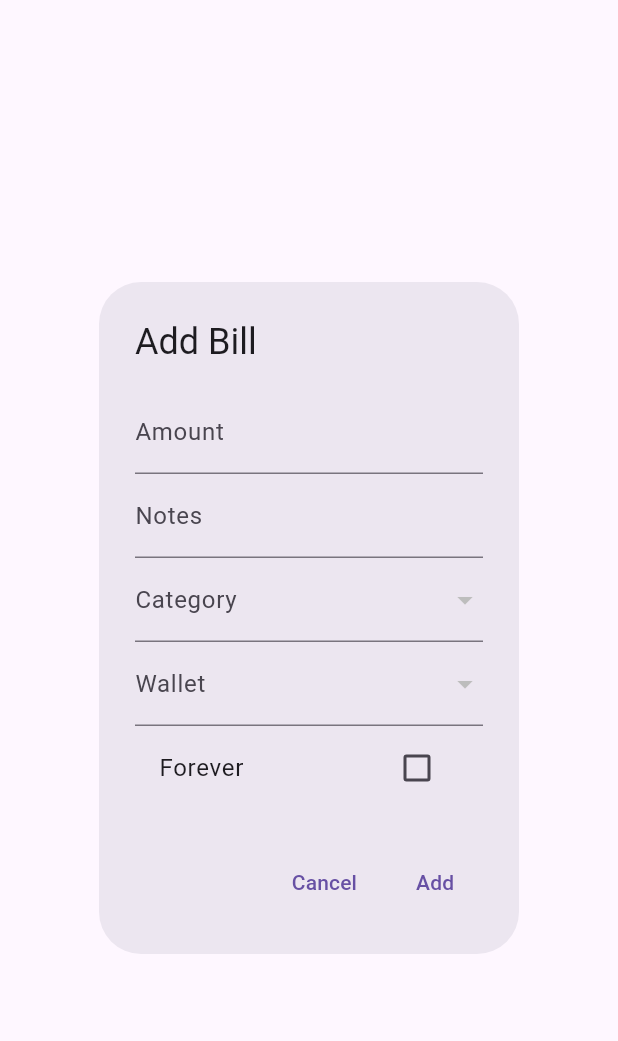
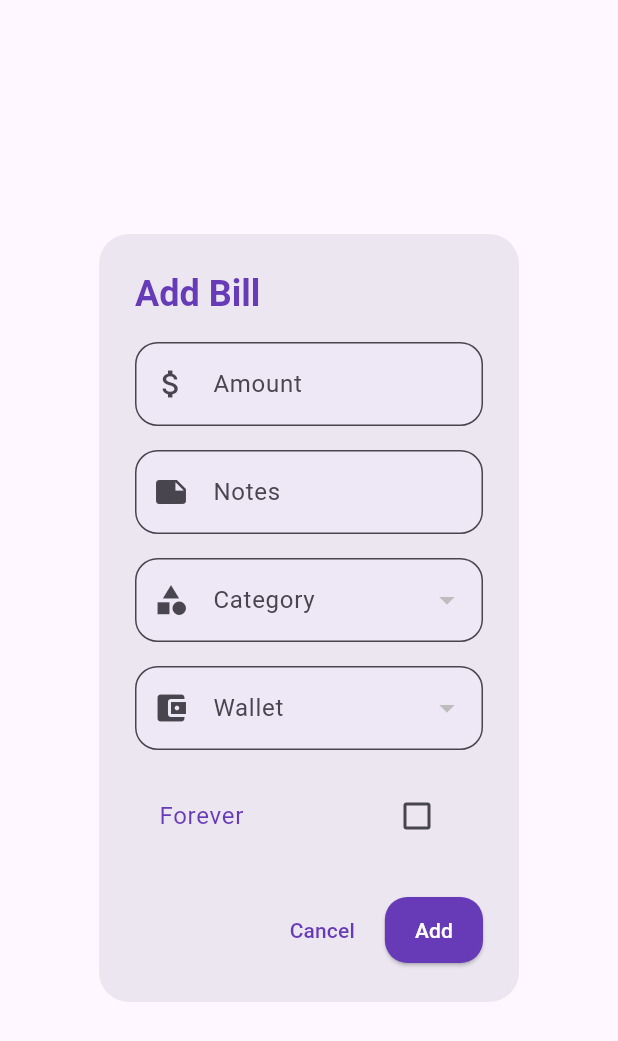
Before and after one commit to vovanhung-dev/MoneyLover-V2, a Flutter app: the CreateOrUpdateBillDialog widget shown alone on an empty page, opened directly with empty values, on a phone screen of 412 x 824 dp. Shown: the top 1041 px of the screen. Run offline on Flutter 3.47's test engine with Material 3 defaults, Android fonts, the phone set to English and light mode, and no system bars; our stand-ins replace dio, fl_chart, shared_preferences; accounts and stored records are empty; network calls fail.

Commit message:
update code

```diff
--- a/App/App/lib/page/Bill/CreateOrUpdateBillDialog.dart
+++ b/App/App/lib/page/Bill/CreateOrUpdateBillDialog.dart
@@ -109,15 +109,34 @@ class _CreateOrUpdateBillDialogState extends State<CreateOrUpdateBillDialog> {
   @override
   Widget build(BuildContext context) {
     return AlertDialog(
-      title: Text(_isUpdate ? "Update Bill" : "Add Bill"),
-      content: Form(
+      shape: RoundedRectangleBorder(
+        borderRadius: BorderRadius.circular(20),
+      ),
+      title: Text(
+        _isUpdate ? "Update Bill" : "Add Bill",
+        style: TextStyle(
+          color: Colors.deepPurple,
+          fontWeight: FontWeight.bold,
+          fontSize: 24,
+        ),
+      ),
+      content: SingleChildScrollView(
+        child: Form(
           key: _formKey,
           child: Column(
             mainAxisSize: MainAxisSize.min,
             children: [
               TextFormField(
                 controller: _amountController,
-              decoration: InputDecoration(labelText: "Amount"),
+                decoration: InputDecoration(
+                  labelText: "Amount",
+                  prefixIcon: Icon(Icons.attach_money),
+                  border: OutlineInputBorder(
+                    borderRadius: BorderRadius.circular(15),
+                  ),
+                  filled: true,
+                  fillColor: Colors.deepPurple.shade50,
+                ),
                 keyboardType: TextInputType.numberWithOptions(decimal: true),
                 validator: (value) {
                   if (value == null || value.isEmpty) {
@@ -129,13 +148,31 @@ class _CreateOrUpdateBillDialogState extends State<CreateOrUpdateBillDialog> {
                   return null;
                 },
               ),
+              SizedBox(height: 16),
               TextFormField(
                 controller: _notesController,
-              decoration: InputDecoration(labelText: "Notes"),
+                decoration: InputDecoration(
+                  labelText: "Notes",
+                  prefixIcon: Icon(Icons.note),
+                  border: OutlineInputBorder(
+                    borderRadius: BorderRadius.circular(15),
                   ),
+                  filled: true,
+                  fillColor: Colors.deepPurple.shade50,
+                ),
+              ),
+              SizedBox(height: 16),
               DropdownButtonFormField<String>(
                 value: _selectedCategoryId,
-              decoration: InputDecoration(labelText: "Category"),
+                decoration: InputDecoration(
+                  labelText: "Category",
+                  prefixIcon: Icon(Icons.category),
+                  border: OutlineInputBorder(
+                    borderRadius: BorderRadius.circular(15),
+                  ),
+                  filled: true,
+                  fillColor: Colors.deepPurple.shade50,
+                ),
                 items: _categories.map((category) {
                   return DropdownMenuItem(
                     value: category.id,
@@ -152,9 +189,18 @@ class _CreateOrUpdateBillDialogState extends State<CreateOrUpdateBillDialog> {
                 },
                 validator: (value) => value == null ? 'Please select a category' : null,
               ),
+              SizedBox(height: 16),
               DropdownButtonFormField<String>(
                 value: _selectedWalletId,
-              decoration: InputDecoration(labelText: "Wallet"),
+                decoration: InputDecoration(
+                  labelText: "Wallet",
+                  prefixIcon: Icon(Icons.account_balance_wallet),
+                  border: OutlineInputBorder(
+                    borderRadius: BorderRadius.circular(15),
+                  ),
+                  filled: true,
+                  fillColor: Colors.deepPurple.shade50,
+                ),
                 items: _wallets.map((wallet) {
                   return DropdownMenuItem(
                     value: wallet.id,
@@ -168,16 +214,22 @@ class _CreateOrUpdateBillDialogState extends State<CreateOrUpdateBillDialog> {
                 },
                 validator: (value) => value == null ? 'Please select a wallet' : null,
               ),
+              SizedBox(height: 16),
               CheckboxListTile(
-              title: Text("Forever"),
+                title: Text(
+                  "Forever",
+                  style: TextStyle(color: Colors.deepPurple),
+                ),
                 value: _forever,
                 onChanged: (value) {
                   setState(() {
                     _forever = value ?? false;
                   });
                 },
+                activeColor: Colors.deepPurple,
               ),
             ],
+          ),
         ),
       ),
       actions: [
@@ -185,11 +237,24 @@ class _CreateOrUpdateBillDialogState extends State<CreateOrUpdateBillDialog> {
           onPressed: () {
             Navigator.of(context).pop();
           },
-          child: Text("Cancel"),
+          child: Text(
+            "Cancel",
+            style: TextStyle(color: Colors.deepPurple),
           ),
-        TextButton(
+        ),
+        ElevatedButton(
           onPressed: _submit,
-          child: Text(_isUpdate ? "Update" : "Add"),
+          style: ElevatedButton.styleFrom(
+            primary: Colors.deepPurple,
+            shape: RoundedRectangleBorder(
+              borderRadius: BorderRadius.circular(15),
+            ),
+            padding: EdgeInsets.symmetric(horizontal: 20, vertical: 12),
+          ),
+          child: Text(
+            _isUpdate ? "Update" : "Add",
+            style: TextStyle(color: Colors.white),
+          ),
         ),
       ],
     );
```
Lines whose indentation alone changed are shown as unchanged.
